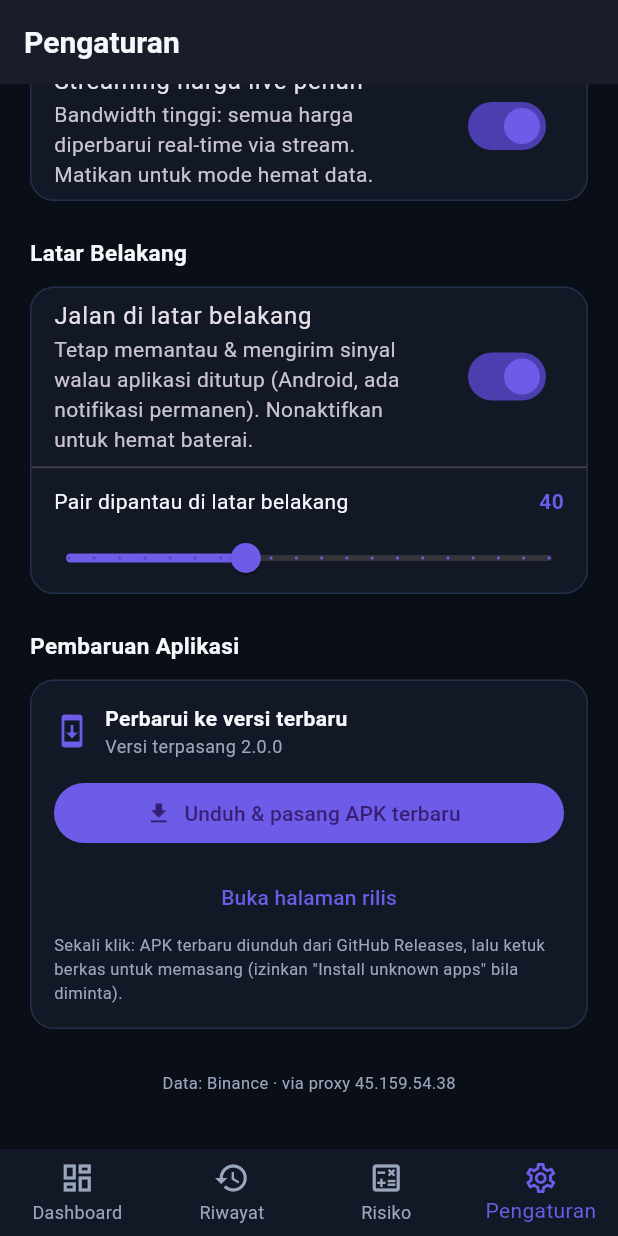
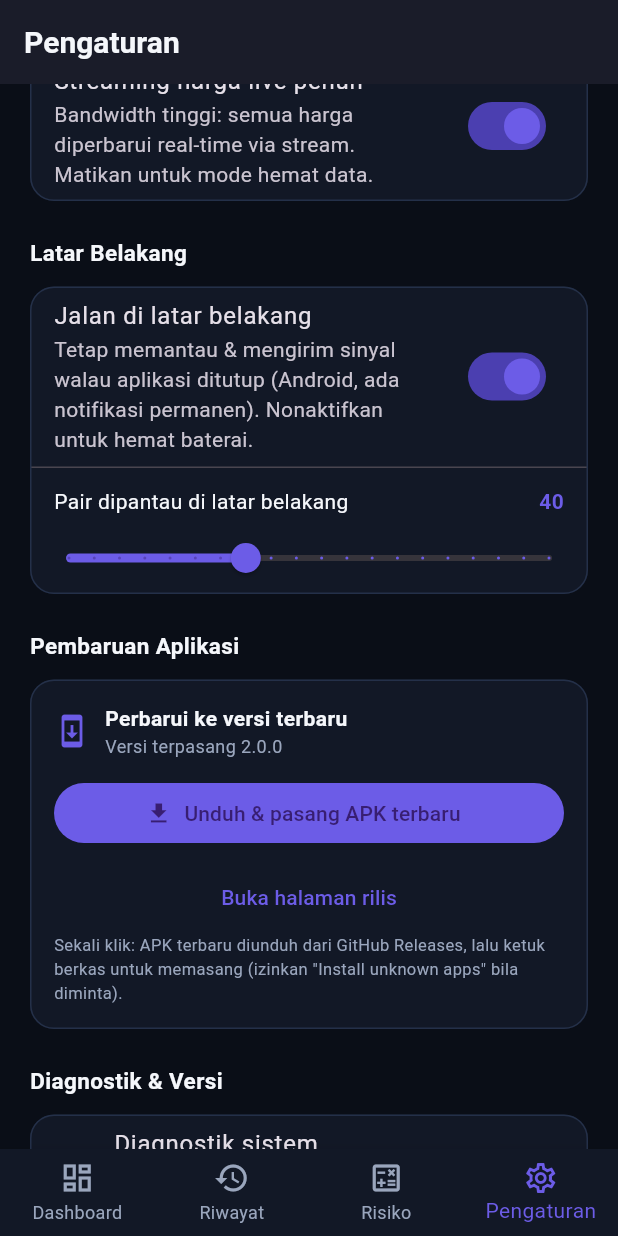
Before and after one commit to yusron24/futures-agent, a Flutter app: the screen it shows after launch, item 4 of the bottom bar chosen, scrolled down 2540 dp, on a phone screen of 412 x 824 dp. Run offline on Flutter 3.47's test engine with Material 3 defaults, Android fonts, the phone set to English and light mode, and no system bars; our stand-ins replace audioplayers, flutter_local_notifications, hive, hive_flutter, vibration; missing offline and left inert: flutter_foreground_task, workmanager; accounts and stored records are empty; network calls fail; statements that could not run were skipped.

Commit message:
Fase 5: observability (EvalReason + PipelineMetrics + Diagnostik) + versioning skema
Menutup celah transparansi: kini terlihat KENAPA sinyal muncul atau ditahan,
dan rekaman sinyal punya penanda versi skema.

Observability:
- EvalReason: alasan terstruktur 1:1 dengan tiap cabang keputusan engine
  (actionable/noSetup/dataBlocked/coreConflict/observationOnly/signalConflict/
  regimeHold/cooldown/belowThreshold) + label Indonesia. Engine tetap MURNI —
  hanya menetapkan reason.
- PipelineMetrics: singleton penghitung metrik alur (pola SystemHealth); dicatat
  oleh app_state (pemanggil), bukan engine.
- Halaman Diagnostik: versi, kesehatan sistem, rincian metrik per alasan (aktif
  vs ditahan), akurasi per strategi. Dibuka dari Pengaturan.

Versioning:
- Signal.schemaVersion (HiveField 13) + AppConfig.signalSchemaVersion. Adapter
  manual diperbarui hati-hati: rekaman LAMA tanpa field 13 dibaca sebagai versi 1
  (backward-compatible). SettingsRepository.storedSchemaVersion untuk drift.

Verifikasi: pipeline_metrics_test, signal_schema_test (default+copyWith+round-trip
adapter Hive), eval_reason_test (dataBlocked & noSetup via engine).

Aditif/behavior-preserving: RR 1:2,5, arah core, gate, cooldown, breaker, regime,
strategi, dan ambang 70% tidak berubah; note teks dipertahankan.

Co-Authored-By: Claude Opus 4.8 <noreply@anthropic.com>
Claude-Session: https://claude.ai/code/session_015vm2SWySVFAtEyXYUN4ENH

```diff
--- a/mobile/lib/config/app_config.dart
+++ b/mobile/lib/config/app_config.dart
@@ -187,6 +187,12 @@ class AppConfig {
   static const int backtestWarmupCandles = 250;
   static const int backtestMinCandles = 300;
 
+  // ---------------------------------------------------------------------------
+  // VERSIONING SKEMA SINYAL (Fase 5) — dinaikkan saat bentuk/isi Signal berubah
+  // secara semantik, untuk provenance & jalur migrasi ke depan.
+  // ---------------------------------------------------------------------------
+  static const int signalSchemaVersion = 2;
+
   /// Simbol default yang dipantau (fallback saat mode kustom / sebelum daftar
   /// top-volume berhasil diambil). Catatan: MATIC sudah di-rename menjadi POL di
   /// Binance, sehingga dipakai POLUSDT.
--- a/mobile/lib/data/settings_repository.dart
+++ b/mobile/lib/data/settings_repository.dart
@@ -228,6 +228,13 @@ class SettingsRepository {
   set cooldownCandles(int v) => _box.put('cooldown_candles',
       v.clamp(AppConfig.cooldownCandlesMin, AppConfig.cooldownCandlesMax));
 
+  // --- Versi skema (Fase 5) ---
+  /// Versi skema terakhir yang tercatat di penyimpanan. Dipakai Diagnostik untuk
+  /// menampilkan drift versi (hook migrasi masa depan). Default = versi lama 1.
+  int get storedSchemaVersion =>
+      (_box.get('schema_version') as num?)?.toInt() ?? 1;
+  set storedSchemaVersion(int v) => _box.put('schema_version', v);
+
   // --- Filter regime pasar (Fase 3) ---
   /// Bila aktif: sesuaikan confidence menurut regime (tren/range) & tahan sinyal
   /// saat chop volatil tanpa arah. Tidak mengubah pemilihan arah.
--- a/mobile/lib/models/signal.dart
+++ b/mobile/lib/models/signal.dart
@@ -1,4 +1,6 @@
 import 'package:hive/hive.dart';
+
+import '../config/app_config.dart';
 
 part 'signal.g.dart';
 
@@ -61,6 +63,11 @@ class Signal {
   @HiveField(12)
   final double profitLoss;
 
+  /// Versi skema sinyal saat dibuat (Fase 5). Rekaman lama (tanpa field ini)
+  /// dibaca sebagai versi 1 oleh adapter → provenance & jalur migrasi.
+  @HiveField(13)
+  final int schemaVersion;
+
   const Signal({
     required this.symbol,
     required this.direction,
@@ -75,6 +82,7 @@ class Signal {
     this.outcome = SignalOutcome.pending,
     this.resolvedAt = 0,
     this.profitLoss = 0,
+    this.schemaVersion = AppConfig.signalSchemaVersion,
   });
 
   bool get isActionable =>
@@ -97,6 +105,7 @@ class Signal {
         outcome: outcome ?? this.outcome,
         resolvedAt: resolvedAt ?? this.resolvedAt,
         profitLoss: profitLoss ?? this.profitLoss,
+        schemaVersion: schemaVersion,
       );
 
   DateTime get time =>
--- /dev/null
+++ b/mobile/lib/services/pipeline_metrics.dart
@@ -0,0 +1,53 @@
+import '../signals/signal_engine.dart';
+
+/// Snapshot metrik pipeline (immutable) untuk UI Diagnostik.
+class MetricsSnapshot {
+  final int totalEvaluations;
+  final int lastEvalMs;
+  final Map<EvalReason, int> counts;
+  const MetricsSnapshot({
+    required this.totalEvaluations,
+    required this.lastEvalMs,
+    required this.counts,
+  });
+
+  int count(EvalReason r) => counts[r] ?? 0;
+  int get actionable => count(EvalReason.actionable);
+  int get held => totalEvaluations - actionable;
+}
+
+/// Penghitung metrik alur sinyal (Fase 5 — observability). Singleton ringan
+/// (pola [SystemHealth]); dicatat oleh PEMANGGIL engine (state), bukan oleh
+/// engine, agar engine tetap murni & deterministik.
+class PipelineMetrics {
+  PipelineMetrics._();
+  static final PipelineMetrics instance = PipelineMetrics._();
+
+  final Map<EvalReason, int> _counts = {};
+  int _total = 0;
+  int _lastMs = 0;
+
+  /// Catat satu hasil evaluasi menurut alasan terstrukturnya.
+  void record(EvalReason reason) {
+    _counts[reason] = (_counts[reason] ?? 0) + 1;
+    _total++;
+    _lastMs = DateTime.now().millisecondsSinceEpoch;
+  }
+
+  int count(EvalReason reason) => _counts[reason] ?? 0;
+  int get total => _total;
+  int get actionableCount => count(EvalReason.actionable);
+  int get heldCount => _total - actionableCount;
+
+  MetricsSnapshot snapshot() => MetricsSnapshot(
+        totalEvaluations: _total,
+        lastEvalMs: _lastMs,
+        counts: Map<EvalReason, int>.unmodifiable(_counts),
+      );
+
+  void reset() {
+    _counts.clear();
+    _total = 0;
+    _lastMs = 0;
+  }
+}
--- a/mobile/lib/state/app_state.dart
+++ b/mobile/lib/state/app_state.dart
@@ -13,6 +13,7 @@ import '../models/symbol_ticker.dart';
 import '../network/binance_rest_client.dart';
 import '../network/binance_ws_client.dart';
 import '../services/notification_service.dart';
+import '../services/pipeline_metrics.dart';
 import '../services/system_health.dart';
 import '../signals/backtest_engine.dart';
 import '../signals/paper_account.dart';
@@ -425,7 +426,10 @@ class AppState extends ChangeNotifier {
   void _evaluateSymbol(String symbol, {required bool notify}) {
     final closed = candles.closedCandles(symbol);
     if (closed.length < 30) return;
-    evaluations[symbol] = engine.evaluate(symbol, closed);
+    final eval = engine.evaluate(symbol, closed);
+    evaluations[symbol] = eval;
+    // Observability (Fase 5): catat alasan evaluasi ke metrik pipeline.
+    PipelineMetrics.instance.record(eval.reason);
     if (notify) notifyListeners();
   }
 
--- a/mobile/lib/ui/settings/settings_page.dart
+++ b/mobile/lib/ui/settings/settings_page.dart
@@ -7,6 +7,7 @@ import '../../config/theme.dart';
 import '../../data/settings_repository.dart';
 import '../../strategies/strategy_registry.dart';
 import '../../state/app_state.dart';
+import '../diagnostics/diagnostics_page.dart';
 
 /// Halaman Pengaturan: aktif/nonaktif strategi, risiko per trade, notifikasi,
 /// suara & getaran, serta pengelolaan simbol.
@@ -603,6 +604,22 @@ class _SettingsPageState extends State<SettingsPage> {
               ),
             ),
           ),
+          const SizedBox(height: 20),
+          _sectionTitle('Diagnostik & Versi'),
+          Card(
+            child: ListTile(
+              leading: const Icon(Icons.monitor_heart_outlined,
+                  color: AppColors.primary),
+              title: const Text('Diagnostik sistem'),
+              subtitle: const Text(
+                  'Kesehatan, metrik alur sinyal, akurasi strategi, versi skema'),
+              trailing: const Icon(Icons.chevron_right),
+              onTap: () => Navigator.push(
+                context,
+                MaterialPageRoute(builder: (_) => const DiagnosticsPage()),
+              ),
+            ),
+          ),
           const SizedBox(height: 24),
           const Center(
             child: Text('Data: Binance · via proxy ${AppConfig.proxyHost}',
```
Also changed, not shown: mobile/lib/signals/signal_engine.dart (+77 -5 lines), mobile/lib/ui/diagnostics/diagnostics_page.dart (added, +150 -0 lines), mobile/lib/models/signal.g.dart, 3 other files.
